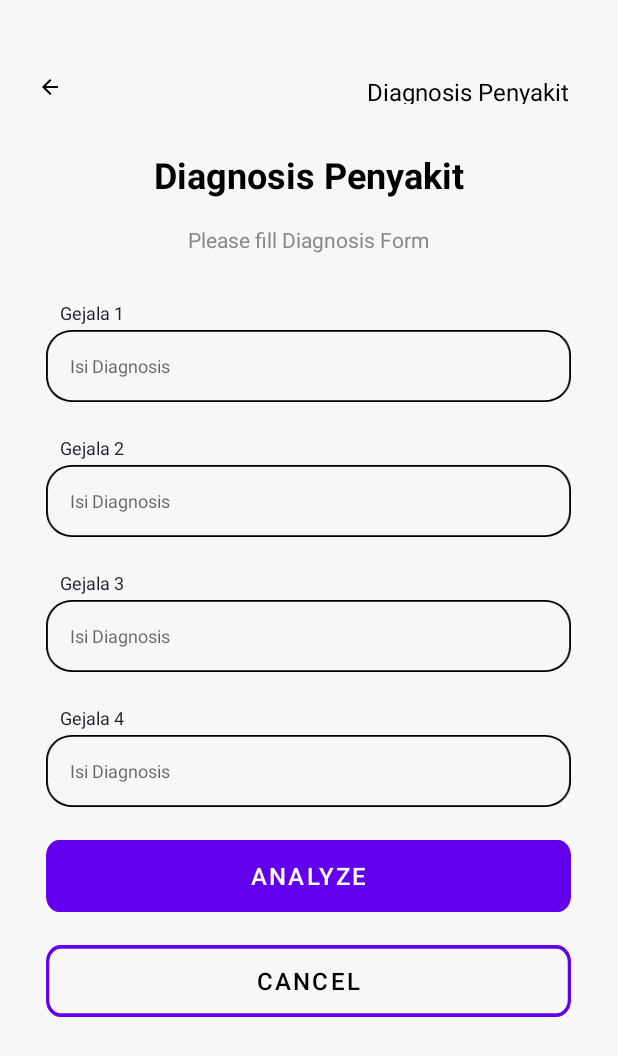
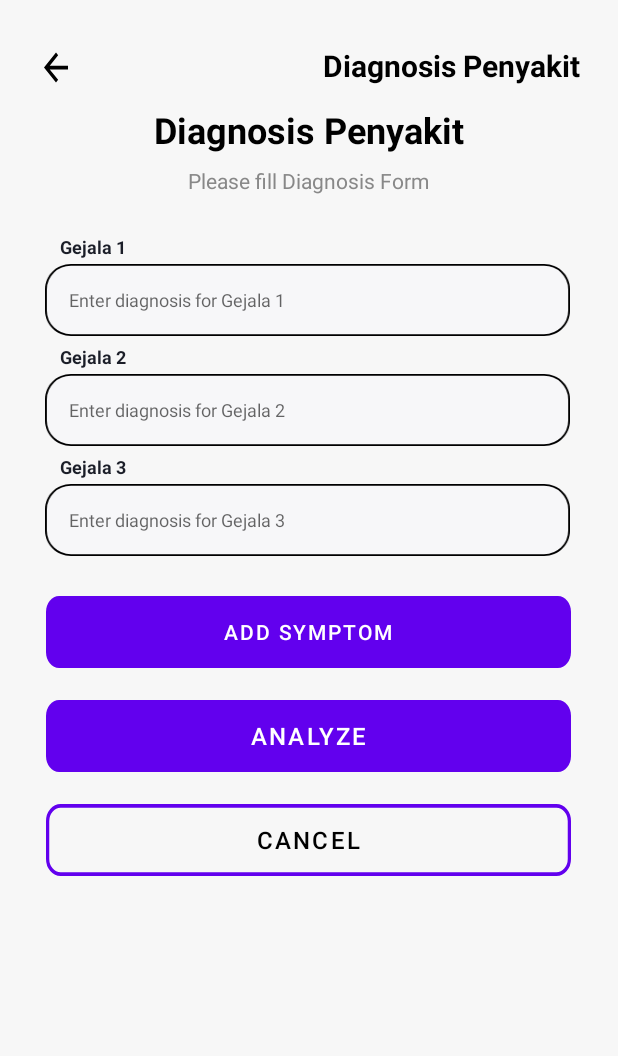
Before and after one commit to Kebarrrr/Antidot-Capstone, an Android app: the DiagnosisActivity screen opened directly, with no data from a screen before it, on a phone screen of 412 x 824 dp. Shown: the top 1056 px of the screen. Run offline under Robolectric (Android 15) with nearby library versions, the phone set to English and light mode, and no system bars.

Commit message:
sedikit perkembangan di Diagnosis Penyakit baru UI saja

```diff
--- /dev/null
+++ b/app/src/main/java/com/capstone/antidot/api/models/DiagnosisRequest.kt
@@ -0,0 +1,14 @@
+package com.capstone.antidot.api.models
+
+import kotlinx.parcelize.Parcelize
+import android.os.Parcelable
+import com.google.gson.annotations.SerializedName
+
+@Parcelize
+data class DiagnosisRequest(
+
+	@field:SerializedName("symptoms")
+	val symptoms: List<String>,
+
+	val isUserAdded: Boolean = false
+) : Parcelable
--- /dev/null
+++ b/app/src/main/java/com/capstone/antidot/api/models/Symptom.kt
@@ -0,0 +1,6 @@
+package com.capstone.antidot.api.models
+
+data class Symptom(
+    val name: String,
+    val isUserAdded: Boolean = false // Defaultnya bawaan (false)
+)
--- a/app/src/main/java/com/capstone/antidot/ui/DiagnosisActivity.kt
+++ b/app/src/main/java/com/capstone/antidot/ui/DiagnosisActivity.kt
@@ -1,21 +1,47 @@
 package com.capstone.antidot.ui
 
 import android.os.Bundle
+import android.widget.Button
 import androidx.activity.enableEdgeToEdge
 import androidx.appcompat.app.AppCompatActivity
 import androidx.core.view.ViewCompat
 import androidx.core.view.WindowInsetsCompat
+import androidx.recyclerview.widget.LinearLayoutManager
+import androidx.recyclerview.widget.RecyclerView
 import com.capstone.antidot.R
+import com.capstone.antidot.api.models.DiagnosisRequest
+import com.capstone.antidot.api.models.Symptom
 
 class DiagnosisActivity : AppCompatActivity() {
+
+    private lateinit var adapter: DiagnosisAdapter
+    private lateinit var symptoms: MutableList<Symptom>
+
     override fun onCreate(savedInstanceState: Bundle?) {
         super.onCreate(savedInstanceState)
-        enableEdgeToEdge()
         setContentView(R.layout.activity_diagnosis)
-        ViewCompat.setOnApplyWindowInsetsListener(findViewById(R.id.main)) { v, insets ->
-            val systemBars = insets.getInsets(WindowInsetsCompat.Type.systemBars())
-            v.setPadding(systemBars.left, systemBars.top, systemBars.right, systemBars.bottom)
-            insets
+
+        // Data awal (symptom bawaan)
+        symptoms = mutableListOf(
+            Symptom("Gejala 1"),
+            Symptom("Gejala 2"),
+            Symptom("Gejala 3")
+        )
+
+        // Inisialisasi RecyclerView
+        val recyclerView: RecyclerView = findViewById(R.id.recyclerView)
+        adapter = DiagnosisAdapter(symptoms) { position ->
+            adapter.removeSymptom(position)
+        }
+        recyclerView.layoutManager = LinearLayoutManager(this)
+        recyclerView.adapter = adapter
+
+        // Tambahkan symptom baru
+        val btnAddSymptom: Button = findViewById(R.id.btn_add_symptom)
+        btnAddSymptom.setOnClickListener {
+            val newSymptom = Symptom("Gejala ${symptoms.size + 1}", true)
+            symptoms.add(newSymptom)
+            adapter.notifyItemInserted(symptoms.size - 1)
         }
     }
 }
--- /dev/null
+++ b/app/src/main/java/com/capstone/antidot/ui/DiagnosisAdapter.kt
@@ -0,0 +1,52 @@
+package com.capstone.antidot.ui
+
+import android.view.LayoutInflater
+import android.view.View
+import android.view.ViewGroup
+import android.widget.Button
+import android.widget.EditText
+import android.widget.TextView
+import androidx.recyclerview.widget.RecyclerView
+import com.capstone.antidot.R
+import com.capstone.antidot.api.models.Symptom
+
+class DiagnosisAdapter(
+    private val symptoms: MutableList<Symptom>,
+    private val onDeleteClick: (Int) -> Unit
+) : RecyclerView.Adapter<DiagnosisAdapter.DiagnosisViewHolder>() {
+
+    inner class DiagnosisViewHolder(view: View) : RecyclerView.ViewHolder(view) {
+        val gejalaTextView: TextView = view.findViewById(R.id.gejala_1)
+        val diagnosisEditText: EditText = view.findViewById(R.id.diagnosis_1)
+        val deleteButton: Button = view.findViewById(R.id.btn_delete)
+    }
+
+    override fun onCreateViewHolder(parent: ViewGroup, viewType: Int): DiagnosisViewHolder {
+        val view = LayoutInflater.from(parent.context).inflate(R.layout.item_diagnosis, parent, false)
+        return DiagnosisViewHolder(view)
+    }
+
+    override fun onBindViewHolder(holder: DiagnosisViewHolder, position: Int) {
+        val symptom = symptoms[position]
+        holder.gejalaTextView.text = symptom.name
+        holder.diagnosisEditText.hint = "Enter diagnosis for ${symptom.name}"
+
+        // Tampilkan atau sembunyikan tombol "Delete"
+        if (symptom.isUserAdded) {
+            holder.deleteButton.visibility = View.VISIBLE
+            holder.deleteButton.setOnClickListener {
+                onDeleteClick(position) // Callback untuk hapus item
+            }
+        } else {
+            holder.deleteButton.visibility = View.GONE
+        }
+    }
+
+    override fun getItemCount(): Int = symptoms.size
+
+    fun removeSymptom(position: Int) {
+        symptoms.removeAt(position)
+        notifyItemRemoved(position)
+        notifyItemRangeChanged(position, symptoms.size)
+    }
+}
--- a/app/src/main/res/layout/activity_diagnosis.xml
+++ b/app/src/main/res/layout/activity_diagnosis.xml
@@ -1,172 +1,111 @@
 <?xml version="1.0" encoding="utf-8"?>
-<RelativeLayout
-    xmlns:android="http://schemas.android.com/apk/res/android"
+<ScrollView xmlns:android="http://schemas.android.com/apk/res/android"
     android:id="@+id/diagnosis"
     android:layout_width="match_parent"
     android:layout_height="match_parent"
-    android:clipToOutline="true"
     android:background="#F7F7F7">
 
-    <View
-        android:id="@+id/icon"
-        android:layout_width="16dp"
-        android:layout_height="16dp"
-        android:layout_marginTop="50dp"
+    <LinearLayout
+        android:layout_width="match_parent"
+        android:layout_height="wrap_content"
+        android:orientation="vertical">
+
+        <!-- View dan TextView yang ditambahkan -->
+        <RelativeLayout
+            android:layout_width="match_parent"
+            android:layout_height="wrap_content"
+            android:layout_marginTop="30dp">
+
+            <ImageButton
+                android:id="@+id/btn_back"
+                android:layout_width="wrap_content"
+                android:layout_height="30dp"
+                android:layout_alignParentStart="true"
                 android:layout_marginStart="25dp"
-        android:gravity="center_vertical"
-        android:background="@drawable/ic_arrow_back"/>
+                android:background="@drawable/ic_arrow_back"
+                android:contentDescription="@string/back" />
 
             <TextView
-        android:id="@+id/diagnosis_title"
-        android:layout_width="142dp"
-        android:layout_height="19dp"
+                android:id="@+id/title_template"
+                android:layout_width="wrap_content"
+                android:layout_height="30dp"
                 android:layout_alignParentEnd="true"
-        android:textSize="16sp"
-        android:layout_marginTop="50dp"
                 android:layout_marginEnd="25dp"
-        android:gravity="center_vertical"
                 android:text="@string/diagnosis"
-        android:textAppearance="@style/title" />
+                android:textAppearance="@style/title"
+                android:textSize="20sp"
+                android:textStyle="bold" />
+        </RelativeLayout>
+
+        <RelativeLayout
+            android:layout_width="match_parent"
+            android:layout_height="wrap_content">
 
             <TextView
                 android:id="@+id/tv_title"
                 android:layout_width="wrap_content"
                 android:layout_height="wrap_content"
+                android:layout_centerHorizontal="true"
+                android:layout_marginTop="10dp"
+                android:layout_marginBottom="8dp"
                 android:text="@string/diagnosis"
-        android:layout_centerHorizontal="true"
+                android:textColor="#000"
                 android:textSize="24sp"
-        android:textStyle="bold"
-        android:layout_marginBottom="8dp"
-        android:textColor="#000"
-        android:layout_marginTop="100dp"/>
+                android:textStyle="bold" />
 
             <TextView
                 android:id="@+id/tv_subtitle"
                 android:layout_width="wrap_content"
                 android:layout_height="wrap_content"
+                android:layout_below="@+id/tv_title"
+                android:layout_centerHorizontal="true"
+                android:layout_marginBottom="16dp"
                 android:text="@string/please_fill_diagnosi_form"
-        android:layout_centerHorizontal="true"
-        android:textSize="14sp"
                 android:textColor="#888"
-        android:layout_marginBottom="16dp"
-        android:layout_marginTop="150dp"/>
+                android:textSize="14sp" />
 
-    <TextView
-        android:id="@+id/gejala_1"
-        android:layout_width="116.42dp"
-        android:layout_height="20dp"
-        android:text="@string/gejala_1"
-        android:textAppearance="@style/label"
-        android:textSize="12dp"
-        android:layout_marginStart="40dp"
-        android:layout_marginTop="200dp"/>
+            <androidx.recyclerview.widget.RecyclerView
+                android:id="@+id/recyclerView"
+                android:layout_width="match_parent"
+                android:layout_height="wrap_content"
+                android:layout_below="@+id/tv_subtitle"
+                android:layout_marginStart="30dp"
+                android:layout_marginTop="10dp"
+                android:layout_marginEnd="10dp" />
 
-    <EditText
-        android:id="@+id/diagnosis_1"
+            <Button
+                android:id="@+id/btn_add_symptom"
                 android:layout_width="350dp"
                 android:layout_height="48dp"
+                android:layout_below="@+id/recyclerView"
+                android:layout_marginTop="21dp"
+                android:background="@drawable/primary_color"
                 android:layout_centerHorizontal="true"
-        android:hint="@string/isi_diagnosis"
-        android:importantForAutofill="no"
-        android:inputType="text"
-        android:textSize="12sp"
-        android:background="@drawable/edit_text_background"
-        android:padding="16dp"
-        android:layout_marginBottom="16dp"
-        android:layout_marginTop="220dp"/>
+                android:text="Add Symptom" />
 
-    <TextView
-        android:id="@+id/gejala_2"
-        android:layout_width="116.42dp"
-        android:layout_height="20dp"
-        android:text="@string/gejala_2"
-        android:textAppearance="@style/label"
-        android:textSize="12dp"
-        android:layout_marginStart="40dp"
-        android:layout_marginTop="290dp"/>
-
-    <EditText
-        android:id="@+id/diagnosis_2"
-        android:layout_width="350dp"
-        android:layout_height="48dp"
-        android:layout_centerHorizontal="true"
-        android:hint="@string/isi_diagnosis"
-        android:importantForAutofill="no"
-        android:inputType="text"
-        android:textSize="12sp"
-        android:background="@drawable/edit_text_background"
-        android:padding="16dp"
-        android:layout_marginBottom="16dp"
-        android:layout_marginTop="310dp"/>
-
-    <TextView
-        android:id="@+id/gejala_3"
-        android:layout_width="116.42dp"
-        android:layout_height="20dp"
-        android:text="@string/gejala_3"
-        android:textAppearance="@style/label"
-        android:textSize="12dp"
-        android:layout_marginStart="40dp"
-        android:layout_marginTop="380dp"/>
-
-    <EditText
-        android:id="@+id/diagnosis_3"
-        android:layout_width="350dp"
-        android:layout_height="48dp"
-        android:layout_centerHorizontal="true"
-        android:hint="@string/isi_diagnosis"
-        android:importantForAutofill="no"
-        android:inputType="text"
-        android:textSize="12sp"
-        android:background="@drawable/edit_text_background"
-        android:padding="16dp"
-        android:layout_marginBottom="16dp"
-        android:layout_marginTop="400dp"/>
-
-    <TextView
-        android:id="@+id/gejala_4"
-        android:layout_width="116.42dp"
-        android:layout_height="20dp"
-        android:text="@string/gejala_4"
-        android:textSize="12dp"
-        android:textAppearance="@style/label"
-        android:layout_marginStart="40dp"
-        android:layout_marginTop="470dp"/>
-
-    <EditText
-        android:id="@+id/diagnosis_4"
-        android:layout_width="350dp"
-        android:layout_height="48dp"
-        android:layout_centerHorizontal="true"
-        android:hint="@string/isi_diagnosis"
-        android:importantForAutofill="no"
-        android:inputType="text"
-        android:textSize="12sp"
-        android:background="@drawable/edit_text_background"
-        android:padding="16dp"
-        android:layout_marginBottom="16dp"
-        android:layout_marginTop="490dp"/>
 
             <Button
                 android:id="@+id/btn_analyze"
                 android:layout_width="350dp"
                 android:layout_height="48dp"
+                android:layout_below="@+id/btn_add_symptom"
                 android:layout_centerHorizontal="true"
+                android:layout_marginTop="21dp"
+                android:background="@drawable/primary_color"
                 android:text="@string/analyze"
-        android:textSize="16sp"
-        android:background="@drawable/primary_color"
-        android:layout_marginBottom="16dp"
-        android:layout_marginTop="560dp"/>
+                android:textSize="16sp" />
 
             <Button
                 android:id="@+id/btn_cancel"
                 android:layout_width="350dp"
                 android:layout_height="48dp"
+                android:layout_below="@+id/btn_analyze"
                 android:layout_centerHorizontal="true"
+                android:layout_marginTop="21dp"
+                android:background="@drawable/second_button"
                 android:text="@string/cancel"
-        android:textSize="16sp"
                 android:textColor="@color/black"
-        android:background="@drawable/second_button"
-        android:layout_marginBottom="16dp"
-        android:layout_marginTop="630dp"/>
+                android:textSize="16sp" />
         </RelativeLayout>
+    </LinearLayout>
+</ScrollView>
--- /dev/null
+++ b/app/src/main/res/layout/item_diagnosis.xml
@@ -0,0 +1,41 @@
+<?xml version="1.0" encoding="utf-8"?>
+<LinearLayout xmlns:android="http://schemas.android.com/apk/res/android"
+    xmlns:app="http://schemas.android.com/apk/res-auto"
+    xmlns:tools="http://schemas.android.com/tools"
+    android:layout_width="wrap_content"
+    android:layout_height="wrap_content"
+    android:orientation="vertical">
+
+    <TextView
+        android:id="@+id/gejala_1"
+        android:layout_width="116.42dp"
+        android:layout_height="20dp"
+        android:text="@string/gejala_1"
+        android:textAppearance="@style/label"
+        android:textSize="12sp"
+        android:textStyle="bold"
+        android:layout_marginStart="10dp"/>
+
+    <EditText
+        android:id="@+id/diagnosis_1"
+        android:layout_width="350dp"
+        android:layout_height="48dp"
+        android:background="@drawable/edit_text_background"
+        android:hint="@string/isi_diagnosis"
+        android:importantForAutofill="no"
+        android:inputType="text"
+        android:padding="16dp"
+        android:textSize="12sp"
+        android:layout_marginBottom="5dp"/>
+
+    <Button
+        android:id="@+id/btn_delete"
+        android:layout_width="wrap_content"
+        android:layout_height="wrap_content"
+        android:text="Delete"
+        android:textSize="12sp"
+        android:background="#FF6666"
+        android:textColor="#FFFFFF" />
+
+
+</LinearLayout>
```
Lines whose indentation alone changed are shown as unchanged.
